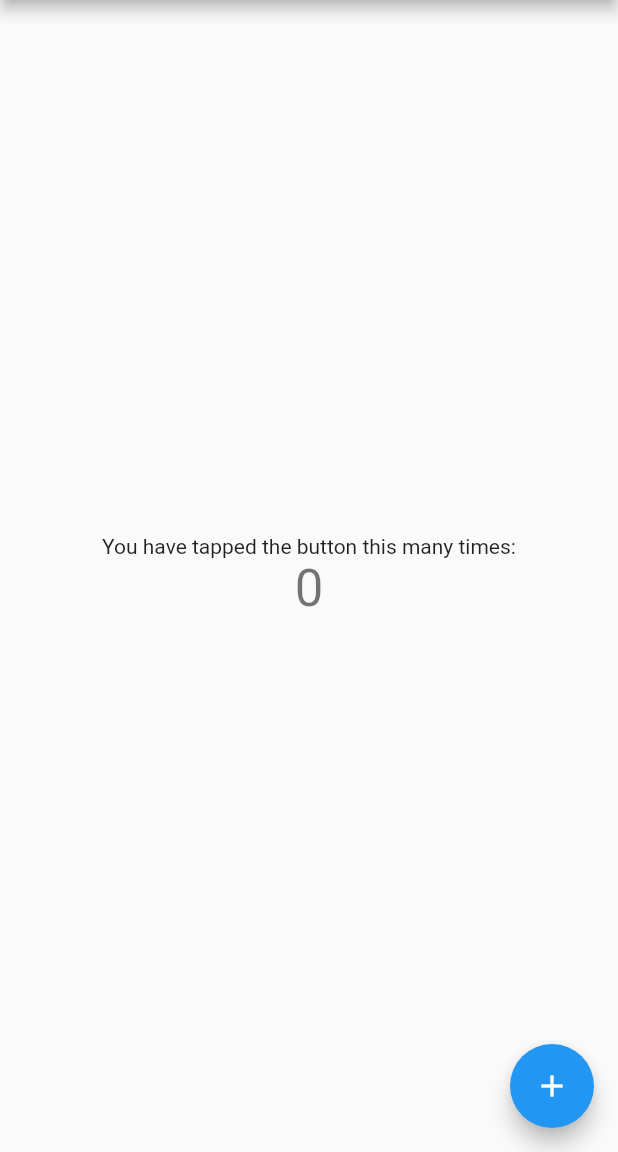
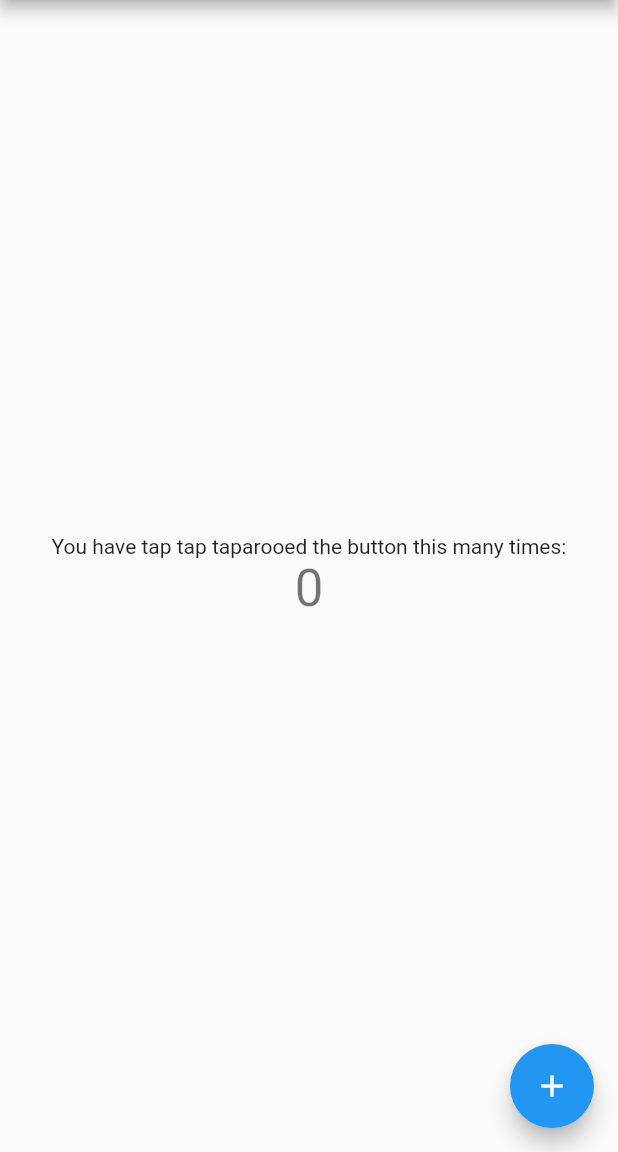
Before and after one commit to UPEI-CS/github-starter-course, a Flutter app: the screen it shows after launch, on a phone screen of 412 x 824 dp, the part 84-1236 px from its top. Run offline on Flutter 3.47's test engine with Material 2 defaults, Android fonts, the phone set to English and light mode, and no system bars.

Commit message:
change wording for button presses

```diff
--- a/git_demo/lib/main.dart
+++ b/git_demo/lib/main.dart
@@ -96,7 +96,7 @@ class _MyHomePageState extends State<MyHomePage> {
           mainAxisAlignment: MainAxisAlignment.center,
           children: <Widget>[
             const Text(
-              'You have tapped the button this many times:',
+              'You have tap tap taparooed the button this many times:',
             ),
             Text(
               '$_counter',
```
